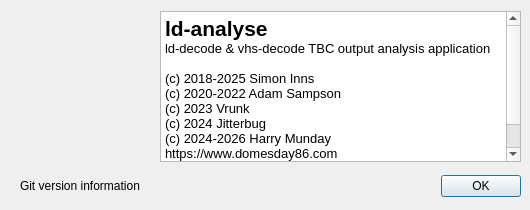
Old version of the form src/ld-analyse/aboutdialog.ui in the repository n00mkrad/tbc-tools.
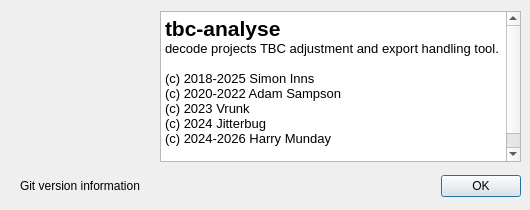
New version of the form. Icons and pictures are not drawn.

Commit message: Refine ld-analyse export workflow and metadata tool integration

What changed in the file:
```diff
--- a/src/ld-analyse/aboutdialog.ui
+++ b/src/ld-analyse/aboutdialog.ui
@@ -78,15 +78,14 @@
 &lt;html&gt;&lt;head&gt;&lt;meta name=&quot;qrichtext&quot; content=&quot;1&quot; /&gt;&lt;meta charset=&quot;utf-8&quot; /&gt;&lt;style type=&quot;text/css&quot;&gt;
 p, li { white-space: pre-wrap; }
 &lt;/style&gt;&lt;/head&gt;&lt;body style=&quot; font-family:'Ubuntu'; font-size:11pt; font-weight:400; font-style:normal;&quot;&gt;
-&lt;p style=&quot; margin-top:0px; margin-bottom:0px; margin-left:0px; margin-right:0px; -qt-block-indent:0; text-indent:0px;&quot;&gt;&lt;span style=&quot; font-size:16pt; font-weight:600;&quot;&gt;ld-analyse&lt;/span&gt;&lt;/p&gt;
-&lt;p style=&quot; margin-top:0px; margin-bottom:0px; margin-left:0px; margin-right:0px; -qt-block-indent:0; text-indent:0px;&quot;&gt;&lt;span style=&quot; font-size:10pt;&quot;&gt;ld-decode &amp;amp; vhs-decode TBC output analysis application&lt;/span&gt;&lt;/p&gt;
+&lt;p style=&quot; margin-top:0px; margin-bottom:0px; margin-left:0px; margin-right:0px; -qt-block-indent:0; text-indent:0px;&quot;&gt;&lt;span style=&quot; font-size:16pt; font-weight:600;&quot;&gt;tbc-analyse&lt;/span&gt;&lt;/p&gt;
+&lt;p style=&quot; margin-top:0px; margin-bottom:0px; margin-left:0px; margin-right:0px; -qt-block-indent:0; text-indent:0px;&quot;&gt;&lt;span style=&quot; font-size:10pt;&quot;&gt;decode projects TBC adjustment and export handling tool.&lt;/span&gt;&lt;/p&gt;
 &lt;p style=&quot;-qt-paragraph-type:empty; margin-top:0px; margin-bottom:0px; margin-left:0px; margin-right:0px; -qt-block-indent:0; text-indent:0px; font-size:10pt;&quot;&gt;&lt;br /&gt;&lt;/p&gt;
 &lt;p style=&quot; margin-top:0px; margin-bottom:0px; margin-left:0px; margin-right:0px; -qt-block-indent:0; text-indent:0px;&quot;&gt;&lt;span style=&quot; font-size:10pt;&quot;&gt;(c) 2018-2025 Simon Inns&lt;/span&gt;&lt;/p&gt;
 &lt;p style=&quot; margin-top:0px; margin-bottom:0px; margin-left:0px; margin-right:0px; -qt-block-indent:0; text-indent:0px;&quot;&gt;&lt;span style=&quot; font-size:10pt;&quot;&gt;(c) 2020-2022 Adam Sampson&lt;/span&gt;&lt;/p&gt;
 &lt;p style=&quot; margin-top:0px; margin-bottom:0px; margin-left:0px; margin-right:0px; -qt-block-indent:0; text-indent:0px;&quot;&gt;&lt;span style=&quot; font-size:10pt;&quot;&gt;(c) 2023 Vrunk&lt;/span&gt;&lt;/p&gt;
 &lt;p style=&quot; margin-top:0px; margin-bottom:0px; margin-left:0px; margin-right:0px; -qt-block-indent:0; text-indent:0px;&quot;&gt;&lt;span style=&quot; font-size:10pt;&quot;&gt;(c) 2024 Jitterbug&lt;/span&gt;&lt;/p&gt;
 &lt;p style=&quot; margin-top:0px; margin-bottom:0px; margin-left:0px; margin-right:0px; -qt-block-indent:0; text-indent:0px;&quot;&gt;&lt;span style=&quot; font-size:10pt;&quot;&gt;(c) 2024-2026 Harry Munday&lt;/span&gt;&lt;/p&gt;
-&lt;p style=&quot; margin-top:0px; margin-bottom:0px; margin-left:0px; margin-right:0px; -qt-block-indent:0; text-indent:0px;&quot;&gt;&lt;span style=&quot; font-size:10pt;&quot;&gt;https://www.domesday86.com&lt;/span&gt;&lt;/p&gt;
 &lt;p style=&quot;-qt-paragraph-type:empty; margin-top:0px; margin-bottom:0px; margin-left:0px; margin-right:0px; -qt-block-indent:0; text-indent:0px; font-size:10pt;&quot;&gt;&lt;br /&gt;&lt;/p&gt;
 &lt;p style=&quot; margin-top:0px; margin-bottom:0px; margin-left:0px; margin-right:0px; -qt-block-indent:0; text-indent:0px;&quot;&gt;&lt;span style=&quot; font-size:10pt;&quot;&gt;Released under the GPLv3 as open-source software&lt;/span&gt;&lt;/p&gt;&lt;/body&gt;&lt;/html&gt;</string>
    </property>
```
The commit also changes 23 other files.
